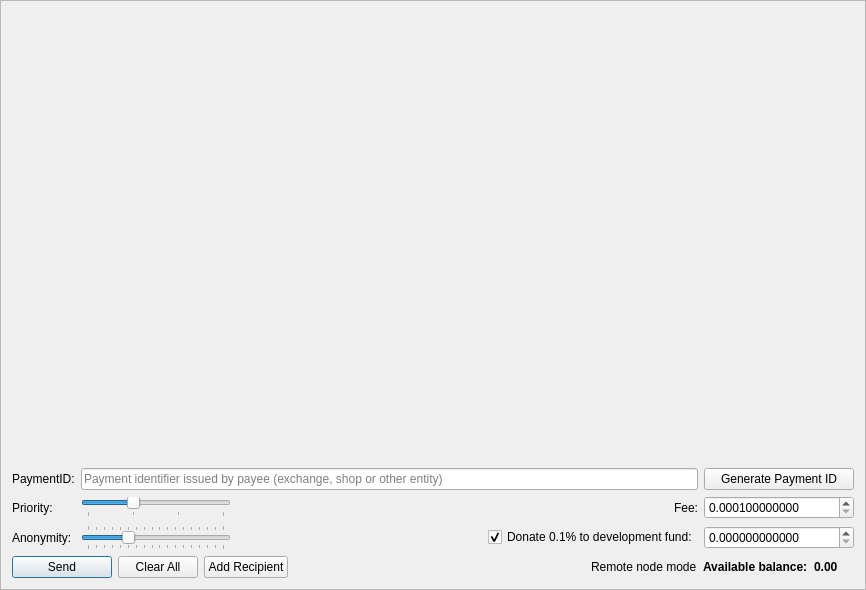
Qt form src/gui/ui/sendframe.ui (exploshot/fork_qwertycoin-gui) before a commit.
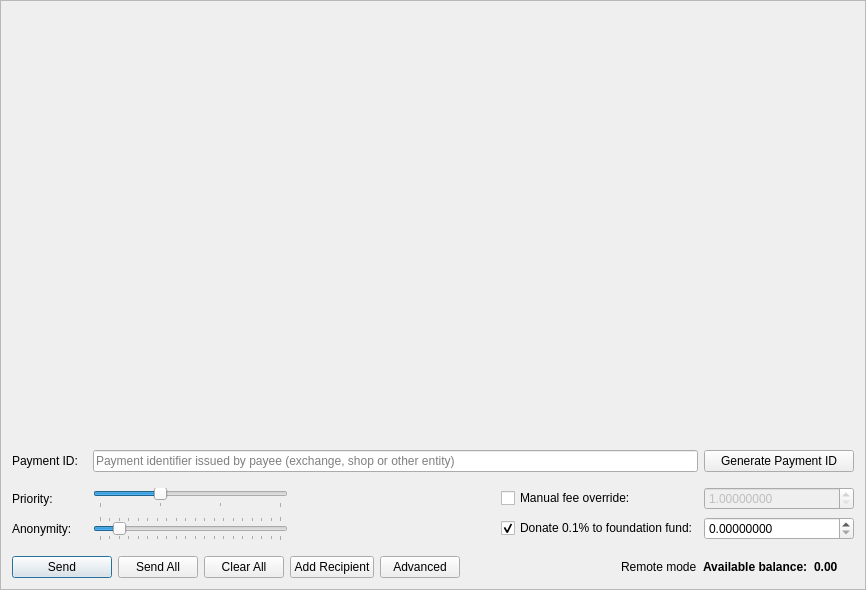
The same form after that commit. Icons and pictures are not drawn.

```diff
--- a/src/gui/ui/sendframe.ui
+++ b/src/gui/ui/sendframe.ui
@@ -63,51 +63,138 @@
          </property>
         </spacer>
        </item>
-      </layout>
-     </widget>
-    </widget>
-   </item>
   <item>
     <layout class="QGridLayout" name="gridLayout">
      <property name="topMargin">
       <number>5</number>
      </property>
-     <item row="5" column="0">
+         <item row="0" column="0">
+          <widget class="QLabel" name="label_6">
+           <property name="sizePolicy">
+            <sizepolicy hsizetype="Preferred" vsizetype="Preferred">
+             <horstretch>0</horstretch>
+             <verstretch>0</verstretch>
+            </sizepolicy>
+           </property>
+           <property name="minimumSize">
+            <size>
+             <width>75</width>
+             <height>0</height>
+            </size>
+           </property>
+           <property name="maximumSize">
+            <size>
+             <width>100</width>
+             <height>16777215</height>
+            </size>
+           </property>
+           <property name="text">
+            <string>Payment ID:</string>
+           </property>
+          </widget>
+         </item>
+         <item row="0" column="2">
+          <widget class="QPushButton" name="m_generatePaymentIdButton">
+           <property name="sizePolicy">
+            <sizepolicy hsizetype="Preferred" vsizetype="Fixed">
+             <horstretch>0</horstretch>
+             <verstretch>0</verstretch>
+            </sizepolicy>
+           </property>
+           <property name="minimumSize">
+            <size>
+             <width>150</width>
+             <height>0</height>
+            </size>
+           </property>
+           <property name="maximumSize">
+            <size>
+             <width>200</width>
+             <height>16777215</height>
+            </size>
+           </property>
+           <property name="text">
+            <string>Generate Payment ID</string>
+           </property>
+          </widget>
+         </item>
+         <item row="0" column="1">
+          <widget class="QLineEdit" name="m_paymentIdEdit">
+           <property name="maxLength">
+            <number>64</number>
+           </property>
+           <property name="placeholderText">
+            <string>Payment identifier issued by payee (exchange, shop or other entity)</string>
+           </property>
+          </widget>
+         </item>
+        </layout>
+       </item>
+       <item>
+        <widget class="QFrame" name="m_advancedWidget">
+         <layout class="QGridLayout" name="advancedGridLayout">
+          <property name="leftMargin">
+           <number>0</number>
+          </property>
+          <property name="topMargin">
+           <number>9</number>
+          </property>
+          <property name="rightMargin">
+           <number>0</number>
+          </property>
+          <item row="1" column="0">
       <widget class="QLabel" name="label_2">
+            <property name="minimumSize">
+             <size>
+              <width>75</width>
+              <height>0</height>
+             </size>
+            </property>
+            <property name="maximumSize">
+             <size>
+              <width>100</width>
+              <height>16777215</height>
+             </size>
+            </property>
        <property name="text">
         <string>Anonymity:</string>
        </property>
       </widget>
      </item>
-     <item row="5" column="4">
+          <item row="1" column="4">
       <widget class="QCheckBox" name="donateCheckBox">
        <property name="text">
-        <string>Donate 0.1% to development fund:</string>
+             <string>Donate 0.1% to foundation fund:</string>
        </property>
        <property name="checked">
         <bool>true</bool>
        </property>
       </widget>
      </item>
-     <item row="3" column="0">
+          <item row="0" column="0">
       <widget class="QLabel" name="label_3">
+            <property name="minimumSize">
+             <size>
+              <width>75</width>
+              <height>0</height>
+             </size>
+            </property>
+            <property name="maximumSize">
+             <size>
+              <width>100</width>
+              <height>16777215</height>
+             </size>
+            </property>
        <property name="text">
         <string>Priority:</string>
        </property>
       </widget>
      </item>
-     <item row="1" column="0">
-      <widget class="QLabel" name="label_6">
-       <property name="text">
-        <string>PaymentID:</string>
-       </property>
-      </widget>
-     </item>
-     <item row="5" column="1">
+          <item row="1" column="1">
       <widget class="QSlider" name="m_mixinSlider">
        <property name="maximumSize">
         <size>
-         <width>150</width>
+              <width>200</width>
          <height>16777215</height>
         </size>
        </property>
@@ -118,7 +205,7 @@
         </size>
        </property>
        <property name="minimum">
-        <number>2</number>
+             <number>0</number>
        </property>
        <property name="maximum">
         <number>19</number>
@@ -127,10 +214,10 @@
         <number>1</number>
        </property>
        <property name="value">
-        <number>7</number>
+             <number>2</number>
        </property>
        <property name="sliderPosition">
-        <number>7</number>
+             <number>2</number>
        </property>
        <property name="tracking">
         <bool>false</bool>
@@ -146,37 +233,11 @@
        </property>
       </widget>
      </item>
-     <item row="1" column="5">
-      <widget class="QPushButton" name="m_generatePaymentIdButton">
-       <property name="sizePolicy">
-        <sizepolicy hsizetype="Preferred" vsizetype="Fixed">
-         <horstretch>0</horstretch>
-         <verstretch>0</verstretch>
-        </sizepolicy>
-       </property>
-       <property name="maximumSize">
-        <size>
-         <width>200</width>
-         <height>16777215</height>
-        </size>
-       </property>
-       <property name="text">
-        <string>Generate Payment ID</string>
-       </property>
-      </widget>
-     </item>
-     <item row="1" column="1" colspan="4">
-      <widget class="QLineEdit" name="m_paymentIdEdit">
-       <property name="maxLength">
-        <number>64</number>
-       </property>
-       <property name="placeholderText">
-        <string>Payment identifier issued by payee (exchange, shop or other entity)</string>
-       </property>
-      </widget>
-     </item>
-     <item row="3" column="5">
+          <item row="0" column="5">
       <widget class="QDoubleSpinBox" name="m_feeSpin">
+            <property name="enabled">
+             <bool>false</bool>
+            </property>
        <property name="minimumSize">
         <size>
          <width>150</width>
@@ -199,33 +260,23 @@
         <string/>
        </property>
        <property name="decimals">
-        <number>12</number>
+             <number>8</number>
        </property>
        <property name="minimum">
-        <double>0.000100000000000</double>
+             <double>1.00000000</double>
        </property>
        <property name="maximum">
-        <double>999999999999999.000000000000000</double>
+             <double>999999999999999.00000000</double>
        </property>
        <property name="singleStep">
-        <double>0.000100000000000</double>
+             <double>0.10000000</double>
        </property>
        <property name="value">
-        <double>0.000100000000000</double>
+             <double>1.00000000</double>
        </property>
       </widget>
      </item>
-     <item row="3" column="4">
-      <widget class="QLabel" name="label">
-       <property name="text">
-        <string>Fee:</string>
-       </property>
-       <property name="alignment">
-        <set>Qt::AlignRight|Qt::AlignTrailing|Qt::AlignVCenter</set>
-       </property>
-      </widget>
-     </item>
-     <item row="5" column="5">
+          <item row="1" column="5">
       <widget class="QDoubleSpinBox" name="m_donateSpin">
        <property name="minimumSize">
         <size>
@@ -252,17 +303,17 @@
         <locale language="English" country="UnitedStates"/>
        </property>
        <property name="decimals">
-        <number>12</number>
+             <number>8</number>
        </property>
        <property name="maximum">
-        <double>999999999999999.000000000000000</double>
+             <double>999999999999999.00000000</double>
        </property>
        <property name="singleStep">
-        <double>0.100000000000000</double>
+             <double>0.10000000</double>
        </property>
       </widget>
      </item>
-     <item row="5" column="3">
+          <item row="1" column="3">
       <spacer name="horizontalSpacer">
        <property name="orientation">
         <enum>Qt::Horizontal</enum>
@@ -278,16 +329,16 @@
        </property>
       </spacer>
      </item>
-     <item row="3" column="1">
+          <item row="0" column="1">
       <layout class="QGridLayout" name="m_priorityGridLayout">
        <property name="verticalSpacing">
         <number>0</number>
        </property>
-       <item row="0" column="0">
+            <item row="1" column="0">
         <widget class="QSlider" name="m_prioritySlider">
          <property name="maximumSize">
           <size>
-           <width>150</width>
+                <width>200</width>
            <height>16777215</height>
           </size>
          </property>
@@ -325,14 +376,26 @@
        </item>
       </layout>
      </item>
-     <item row="5" column="2">
+          <item row="1" column="2">
       <widget class="QLabel" name="m_mixinLabel">
        <property name="text">
         <string/>
        </property>
       </widget>
      </item>
-    </layout>
+          <item row="0" column="4">
+           <widget class="QCheckBox" name="m_manualFeeCheckBox">
+            <property name="text">
+             <string>Manual fee override:</string>
+            </property>
+           </widget>
+          </item>
+         </layout>
+        </widget>
+       </item>
+      </layout>
+     </widget>
+    </widget>
    </item>
    <item>
     <layout class="QHBoxLayout" name="horizontalLayout">
@@ -356,6 +419,17 @@
        </property>
       </widget>
      </item>
+     <item>
+      <widget class="QPushButton" name="m_sendAllButton">
+       <property name="text">
+        <string>Send All</string>
+       </property>
+       <property name="icon">
+        <iconset resource="../../resources.qrc">
+         <normaloff>:/icons/sweep</normaloff>:/icons/sweep</iconset>
+       </property>
+      </widget>
+     </item>
      <item>
       <widget class="QPushButton" name="m_clearAllButton">
        <property name="text">
@@ -378,6 +452,20 @@
        </property>
       </widget>
      </item>
+     <item>
+      <widget class="QPushButton" name="m_advancedButton">
+       <property name="text">
+        <string>Advanced</string>
+       </property>
+       <property name="icon">
+        <iconset resource="../../resources.qrc">
+         <normaloff>:/icons/add</normaloff>:/icons/add</iconset>
+       </property>
+       <property name="checkable">
+        <bool>true</bool>
+       </property>
+      </widget>
+     </item>
      <item>
       <spacer name="horizontalSpacer_2">
        <property name="orientation">
@@ -403,7 +491,7 @@
         <string>Wallet is connected through remote node. Additional 0.25% fee will be applied.</string>
        </property>
        <property name="text">
-        <string>Remote node mode</string>
+        <string>Remote mode</string>
        </property>
       </widget>
      </item>
```
Left out of the diff: 125 changed lines with no effect on the pictures. Lines whose indentation alone changed are shown as unchanged.
